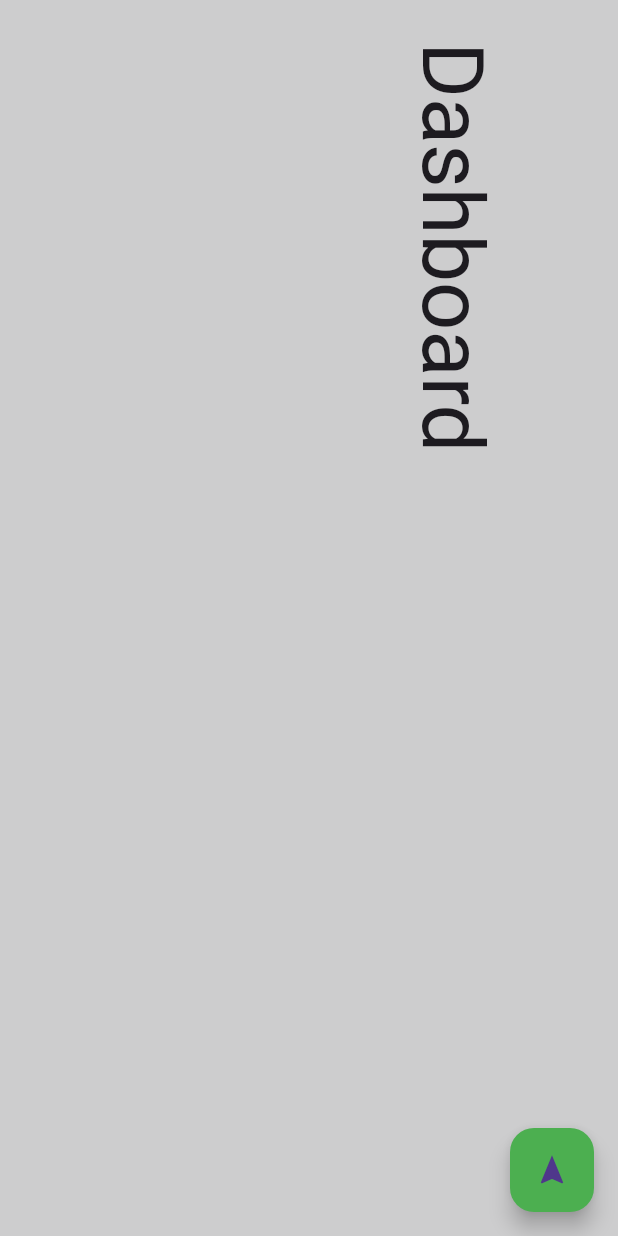
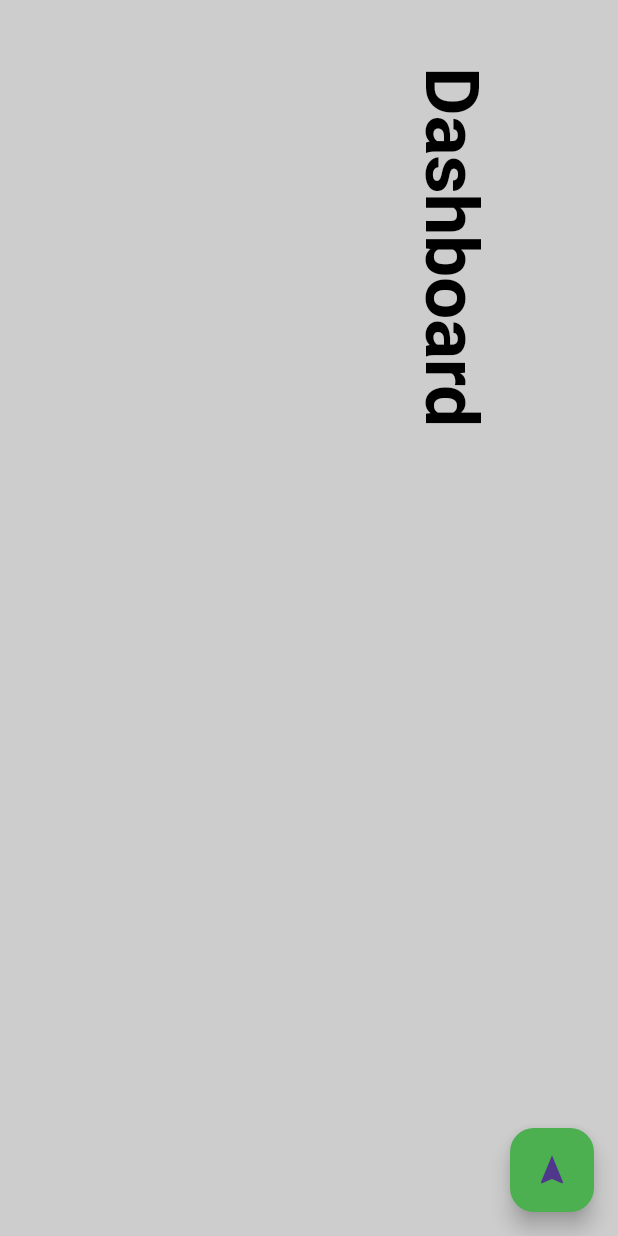
Before and after one commit to MiguelGonzalezgdev/mg_web_app, a Flutter app: the screen it shows after launch, on a phone screen of 412 x 824 dp. Run offline on Flutter 3.47's test engine with Material 3 defaults, Android fonts, the phone set to English and light mode, and no system bars; missing offline and left inert: collapsible_sidebar.

```diff
--- a/lib/main.dart
+++ b/lib/main.dart
@@ -11,6 +11,16 @@ class MyApp extends StatelessWidget {
   @override
   Widget build(BuildContext context) {
     return MaterialApp(
+      theme: ThemeData(
+        primarySwatch: Colors.green,
+        textTheme: const TextTheme(
+          displayLarge: TextStyle(
+            fontSize: 50,
+            fontWeight: FontWeight.bold,
+            color: Colors.black,
+          ),
+        ),
+      ),
       debugShowCheckedModeBanner: false,
       title: 'Mg Web App',
       home: Scaffold(
```
